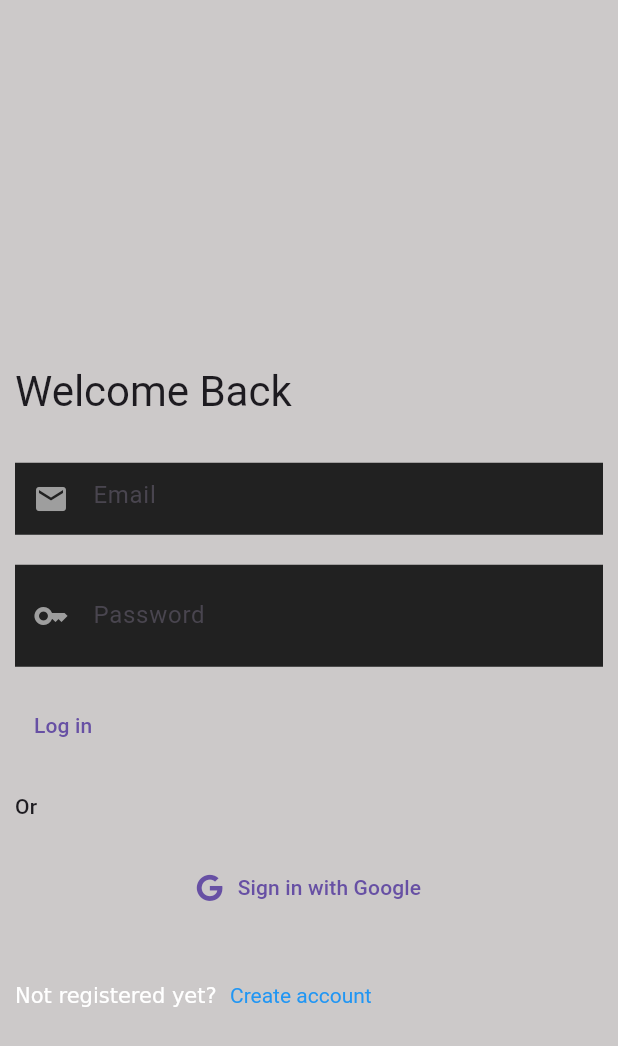
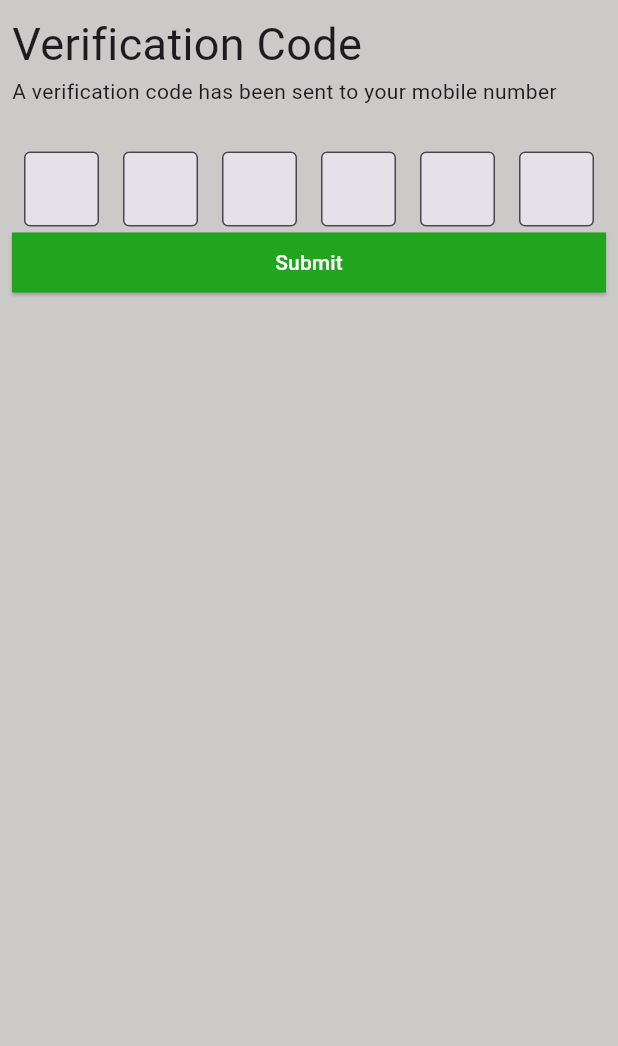
Before and after one commit to AyanDas-99/QuickFix, a Flutter app: the screen it shows after launch, on a phone screen of 412 x 824 dp. Shown: the top 1046 px of the screen. Run offline on Flutter 3.47's test engine with Material 3 defaults, Android fonts, the light colour scheme and no system bars; our stand-ins replace cloud_firestore, curved_navigation_bar, email_validator, equatable, firebase_auth, firebase_core and 5 more; missing offline and left inert: razorpay_flutter; accounts and stored records are empty; generated files the repository leaves out were written again.

Commit message:
Problem setting button width main_button.dart

```diff
--- a/lib/main.dart
+++ b/lib/main.dart
@@ -5,7 +5,6 @@ import 'package:quickfix/firebase_options.dart';
 import 'package:quickfix/state/auth/%20repositories/auth_repository.dart';
 import 'package:quickfix/state/auth/models/auth_result.dart';
 import 'package:quickfix/view/auth/register_screen_controller.dart';
-import 'package:quickfix/view/payments/payment_screen.dart';
 import 'package:quickfix/view/tabs/tab_controller.dart';
 import 'package:quickfix/view/theme/QFTheme.dart';
 
--- a/lib/state/auth/ repositories/auth_repository.dart
+++ b/lib/state/auth/ repositories/auth_repository.dart
@@ -143,7 +143,7 @@ class AuthRepositoryNotifier extends _$AuthRepositoryNotifier {
   }
 
   // CheckOTP
-  Future<void> checkOTP(
+  Future<bool> checkOTP(
       {required String verificationId,
       required String otp,
       required String name}) async {
@@ -156,8 +156,10 @@ class AuthRepositoryNotifier extends _$AuthRepositoryNotifier {
           authResult: AuthResult.success,
           isLoading: false,
           userId: FirebaseAuth.instance.currentUser!.uid);
+      return true;
     } catch (e) {
       developer.log("OTP check error", error: e);
+      return false;
     }
   }
 
--- /dev/null
+++ b/lib/view/auth/otp_screen.dart
@@ -0,0 +1,201 @@
+import 'package:flutter/material.dart';
+import 'package:flutter/services.dart';
+import 'package:hooks_riverpod/hooks_riverpod.dart';
+import 'package:quickfix/view/components/main_button.dart';
+
+class OTPScreen extends ConsumerStatefulWidget {
+  const OTPScreen({super.key});
+
+  @override
+  ConsumerState<ConsumerStatefulWidget> createState() => _OTPScreenState();
+}
+
+class _OTPScreenState extends ConsumerState<OTPScreen> {
+  final code1 = TextEditingController();
+  final code2 = TextEditingController();
+  final code3 = TextEditingController();
+  final code4 = TextEditingController();
+  final code5 = TextEditingController();
+  final code6 = TextEditingController();
+
+  @override
+  Widget build(BuildContext context) {
+    return SafeArea(
+        child: Scaffold(
+      body: Padding(
+        padding: const EdgeInsets.all(8.0),
+        child: Column(
+          crossAxisAlignment: CrossAxisAlignment.start,
+          children: [
+            Text(
+              "Verification Code",
+              style: TextStyle(fontSize: 30),
+            ),
+            Text(
+              "A verification code has been sent to your mobile number",
+            ),
+            const SizedBox(height: 30),
+            Form(
+              child: Column(
+                children: [
+                  Row(
+                    mainAxisAlignment: MainAxisAlignment.spaceAround,
+                    children: [
+                      SizedBox(
+                        width: 50,
+                        height: 50,
+                        child: TextFormField(
+                          controller: code1,
+                          onChanged: (value) {
+                            if (value.length == 1) {
+                              FocusScope.of(context).nextFocus();
+                            }
+                          },
+                          style: Theme.of(context).textTheme.headlineMedium,
+                          decoration: const InputDecoration(
+                            border: OutlineInputBorder(),
+                            filled: true,
+                          ),
+                          textAlign: TextAlign.center,
+                          textAlignVertical: TextAlignVertical.center,
+                          keyboardType: TextInputType.number,
+                          inputFormatters: [
+                            LengthLimitingTextInputFormatter(1),
+                            FilteringTextInputFormatter.digitsOnly,
+                          ],
+                        ),
+                      ),
+                      SizedBox(
+                        width: 50,
+                        height: 50,
+                        child: TextFormField(
+                          controller: code2,
+                          onChanged: (value) {
+                            if (value.length == 1) {
+                              FocusScope.of(context).nextFocus();
+                            }
+                          },
+                          style: Theme.of(context).textTheme.headlineMedium,
+                          decoration: const InputDecoration(
+                            border: OutlineInputBorder(),
+                            filled: true,
+                          ),
+                          textAlign: TextAlign.center,
+                          textAlignVertical: TextAlignVertical.center,
+                          keyboardType: TextInputType.number,
+                          inputFormatters: [
+                            LengthLimitingTextInputFormatter(1),
+                            FilteringTextInputFormatter.digitsOnly,
+                          ],
+                        ),
+                      ),
+                      SizedBox(
+                        width: 50,
+                        height: 50,
+                        child: TextFormField(
+                          controller: code3,
+                          onChanged: (value) {
+                            if (value.length == 1) {
+                              FocusScope.of(context).nextFocus();
+                            }
+                          },
+                          style: Theme.of(context).textTheme.headlineMedium,
+                          decoration: const InputDecoration(
+                            border: OutlineInputBorder(),
+                            filled: true,
+                          ),
+                          textAlign: TextAlign.center,
+                          textAlignVertical: TextAlignVertical.center,
+                          keyboardType: TextInputType.number,
+                          inputFormatters: [
+                            LengthLimitingTextInputFormatter(1),
+                            FilteringTextInputFormatter.digitsOnly,
+                          ],
+                        ),
+                      ),
+                      SizedBox(
+                        width: 50,
+                        height: 50,
+                        child: TextFormField(
+                          controller: code4,
+                          onChanged: (value) {
+                            if (value.length == 1) {
+                              FocusScope.of(context).nextFocus();
+                            }
+                          },
+                          style: Theme.of(context).textTheme.headlineMedium,
+                          decoration: const InputDecoration(
+                            border: OutlineInputBorder(),
+                            filled: true,
+                          ),
+                          textAlign: TextAlign.center,
+                          textAlignVertical: TextAlignVertical.center,
+                          keyboardType: TextInputType.number,
+                          inputFormatters: [
+                            LengthLimitingTextInputFormatter(1),
+                            FilteringTextInputFormatter.digitsOnly,
+                          ],
+                        ),
+                      ),
+                      SizedBox(
+                        width: 50,
+                        height: 50,
+                        child: TextFormField(
+                          controller: code5,
+                          onChanged: (value) {
+                            if (value.length == 1) {
+                              FocusScope.of(context).nextFocus();
+                            }
+                          },
+                          style: Theme.of(context).textTheme.headlineMedium,
+                          decoration: const InputDecoration(
+                            border: OutlineInputBorder(),
+                            filled: true,
+                          ),
+                          textAlign: TextAlign.center,
+                          textAlignVertical: TextAlignVertical.center,
+                          keyboardType: TextInputType.number,
+                          inputFormatters: [
+                            LengthLimitingTextInputFormatter(1),
+                            FilteringTextInputFormatter.digitsOnly,
+                          ],
+                        ),
+                      ),
+                      SizedBox(
+                        width: 50,
+                        height: 50,
+                        child: TextFormField(
+                          controller: code6,
+                          style: Theme.of(context).textTheme.headlineMedium,
+                          decoration: const InputDecoration(
+                            border: OutlineInputBorder(),
+                            filled: true,
+                          ),
+                          textAlign: TextAlign.center,
+                          textAlignVertical: TextAlignVertical.center,
+                          keyboardType: TextInputType.number,
+                          inputFormatters: [
+                            LengthLimitingTextInputFormatter(1),
+                            FilteringTextInputFormatter.digitsOnly,
+                          ],
+                        ),
+                      ),
+                    ],
+                  ),
+
+                  //  Width not setting right
+                  MainButton(
+                      onPressed: () {},
+                      child: Text(
+                        "Submit",
+                        style: TextStyle(color: Colors.white),
+                      ))
+                ],
+              ),
+            ),
+          ],
+        ),
+      ),
+    ));
+  }
+}
--- a/lib/view/auth/register_screen_controller.dart
+++ b/lib/view/auth/register_screen_controller.dart
@@ -1,5 +1,6 @@
 import 'package:quickfix/view/auth/login_screen.dart';
 import 'package:quickfix/view/auth/login_with_phone.dart';
+import 'package:quickfix/view/auth/otp_screen.dart';
 import 'package:quickfix/view/auth/sign_up_screen.dart';
 import 'package:flutter/material.dart';
 
@@ -22,6 +23,7 @@ class _RegisterScreenControllerState extends State<RegisterScreenController> {
 
   @override
   Widget build(BuildContext context) {
+    return OTPScreen();
     // return LoginWithPhone();
     if (loggin) {
       return LoginScreen(onClick);
--- /dev/null
+++ b/lib/view/components/main_button.dart
@@ -0,0 +1,23 @@
+import 'package:flutter/material.dart';
+import 'package:quickfix/view/theme/QFTheme.dart';
+
+class MainButton extends StatelessWidget {
+  final void Function() onPressed;
+  final Widget child;
+  const MainButton({super.key, required this.onPressed, required this.child});
+
+  @override
+  Widget build(BuildContext context) {
+    return SizedBox(
+      width: double.infinity,
+      child: ElevatedButton(
+        onPressed: () {},
+        child: child,
+        style: ButtonStyle(
+          backgroundColor: MaterialStatePropertyAll(QFTheme.mainGreen),
+          shape: MaterialStatePropertyAll(RoundedRectangleBorder()),
+        ),
+      ),
+    );
+  }
+}
--- a/lib/view/tabs/home/components/category_scroll_view.dart
+++ b/lib/view/tabs/home/components/category_scroll_view.dart
@@ -57,7 +57,7 @@ class CategoryItem extends StatelessWidget {
       padding: const EdgeInsets.symmetric(horizontal: 10, vertical: 10),
       decoration: BoxDecoration(
           color: selected ? QFTheme.mainGreen : Colors.white,
-          borderRadius: BorderRadius.circular(30),
+          borderRadius: BorderRadius.circular(15),
           border: Border.all(color: Colors.black)),
       child: Center(
           child: Text(
--- a/lib/view/tabs/tab_controller.dart
+++ b/lib/view/tabs/tab_controller.dart
@@ -38,15 +38,15 @@ class _TabControllerScreenState extends State<TabControllerScreen> {
         index: currentPage,
         items: const [
           Icon(
-            Icons.home,
+            Icons.home_outlined,
             color: Colors.white,
           ),
           Icon(
-            Icons.shopping_cart,
+            Icons.shopping_cart_outlined,
             color: Colors.white,
           ),
           Icon(
-            CupertinoIcons.cube_box_fill,
+            CupertinoIcons.cube_box,
             color: Colors.white,
           ),
           Icon(
--- a/pubspec.yaml
+++ b/pubspec.yaml
@@ -76,9 +76,9 @@ flutter:
 
   # To add assets to your application, add an assets section, like this:
   assets:
-    - assets/images/burger.jpeg
+    - assets/images/phone.jpeg
+    - assets/images/phone2.jpeg
     - assets/logo/quickfix_logo.png
-  #   - images/a_dot_ham.jpeg
 
   # An image asset can refer to one or more resolution-specific "variants", see
   # https://flutter.dev/assets-and-images/#resolution-aware
```
Also changed, not shown: lib/view/auth/login_with_phone.dart (+22 -9 lines), lib/view/tabs/account/account_page.dart (+13 -0 lines), lib/view/tabs/account/login_security_page.dart (+8 -0 lines), lib/view/tabs/home/components/product_card.dart (+42 -12 lines), assets/images/burger.jpeg (deleted), assets/images/phone.jpeg (added), assets/images/phone2.jpeg (added).
